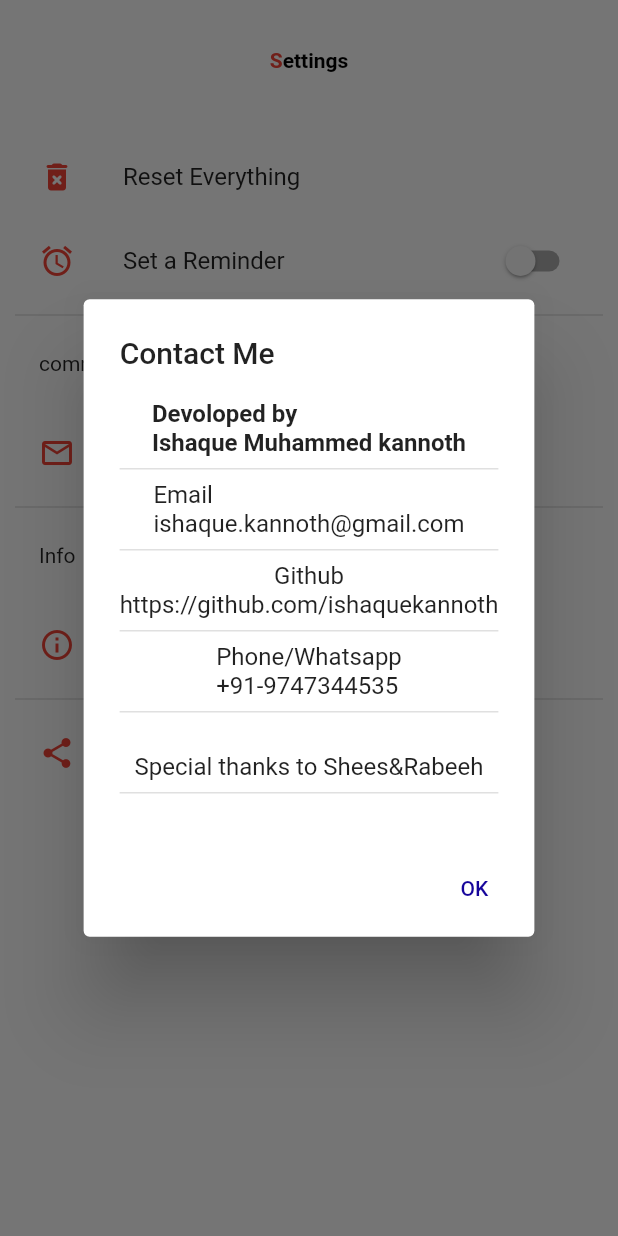
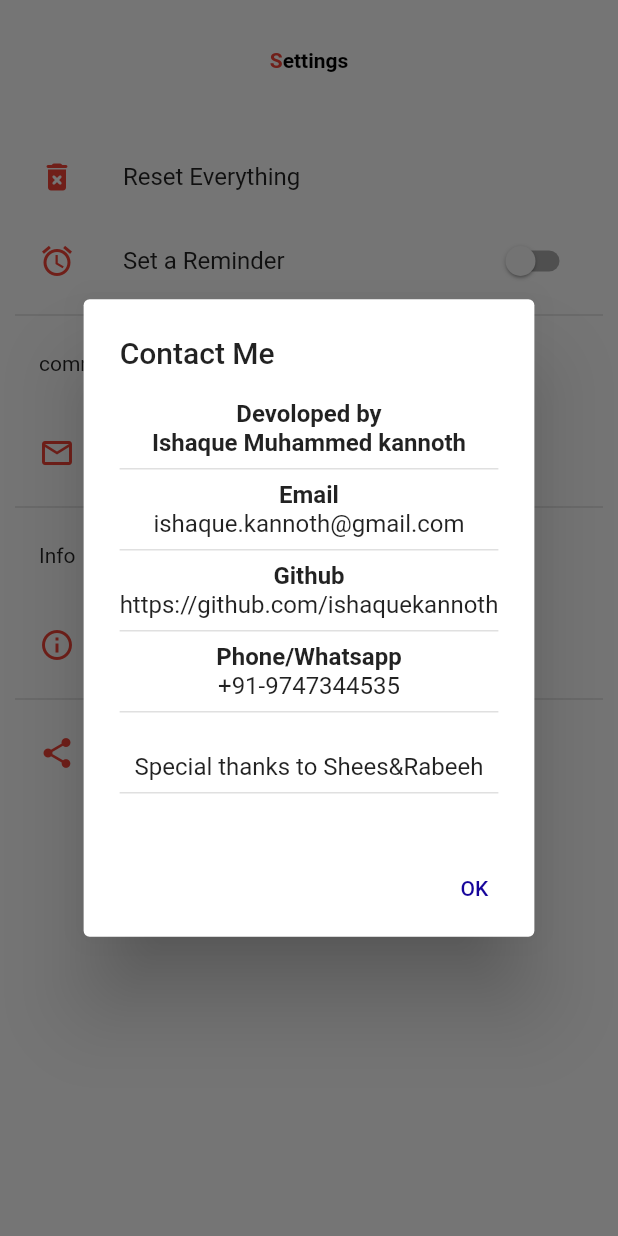
Before and after one commit to ishaquekannoth/moneyManagement, a Flutter app: the SettingsMenu screen opened directly, after a tap on "Contact Me", on a phone screen of 412 x 824 dp. Run offline on Flutter 3.47's test engine with Material 2 defaults, Android fonts, the phone set to English and light mode, and no system bars; our stand-ins replace curved_navigation_bar, fl_chart, flutter_local_notifications, flutter_native_timezone, hive, hive_flutter and 3 more; accounts and stored records are empty.

Commit message:
set limit on input field,adjusted settings page

```diff
--- a/lib/controllers/settings.dart
+++ b/lib/controllers/settings.dart
@@ -1,3 +1,4 @@
+
 import 'package:flutter/material.dart';
 import 'package:flutter_local_notifications/flutter_local_notifications.dart';
 import 'package:intl/intl.dart';
@@ -66,7 +67,6 @@ class _SettingsMenuState extends State<SettingsMenu> {
       setState(() {
         isSwitchOn = false;
       });
-      // SharedPreferences pref = await SharedPreferences.getInstance();
       NotificationApi.pref.setBool('isOn', isSwitchOn);
     }
   }
@@ -190,23 +190,29 @@ class _SettingsMenuState extends State<SettingsMenu> {
                         content: SingleChildScrollView(
                           child: Column(
                             children: const [
+                                Text(
+                                'Devoloped by',
+                                style: TextStyle(fontWeight: FontWeight.bold),
+                              ),
                               Text(
-                                'Devoloped by\nIshaque Muhammed kannoth',
+                                'Ishaque Muhammed kannoth',
                                 style: TextStyle(fontWeight: FontWeight.bold),
                               ),
                               Divider(
                                 thickness: 1,
                               ),
-                              Text('Email\nishaque.kannoth@gmail.com'),
+                               Text('Email',style: TextStyle(fontWeight: FontWeight.bold),),
+                              Text('ishaque.kannoth@gmail.com'),
                               Divider(
                                 thickness: 1,
                               ),
-                              Text('Github'),
+                              Text('Github',style: TextStyle(fontWeight: FontWeight.bold),),
                               Text('https://github.com/ishaquekannoth'),
                               Divider(
                                 thickness: 1,
                               ),
-                              Text('Phone/Whatsapp\n+91-9747344535'),
+                              Text('Phone/Whatsapp',style: TextStyle(fontWeight: FontWeight.bold),),
+                              Text('+91-9747344535'),
                               Divider(
                                 thickness: 1,
                               ),
--- a/lib/editScreen.dart
+++ b/lib/editScreen.dart
@@ -125,12 +125,14 @@ class _EditScreenState extends State<EditScreen> {
               child: TextField(
                 controller: _amount,
                 inputFormatters: [
+                   LengthLimitingTextInputFormatter(10),
                   FilteringTextInputFormatter.allow(RegExp('[0-9.]')),
                 ],
                 keyboardType: TextInputType.number,
                 decoration: const InputDecoration(
                     hintText: 'Put The Amount', border: InputBorder.none),
                 style: const TextStyle(),
+
               ),
             ),
           ],
@@ -155,6 +157,10 @@ class _EditScreenState extends State<EditScreen> {
             Expanded(
               child: TextField(
                 controller: _note,
+                 inputFormatters: [
+                   LengthLimitingTextInputFormatter(10),
+                  FilteringTextInputFormatter.allow(RegExp('[a-zA-Z]')),
+                ],
                 decoration: const InputDecoration(
                     hintText: 'Description', border: InputBorder.none),
                 style: const TextStyle(),
--- a/lib/search.dart
+++ b/lib/search.dart
@@ -297,14 +297,14 @@ import 'package:moneymanager/editScreen.dart';
 
 class SearchScreen extends SearchDelegate<String> {
   @override
-  String get searchFieldLabel => 'Category/Amount/Note/Date to search';
+  String get searchFieldLabel => 'Category/Amount/Note/Date';
 
   @override
   ThemeData appBarTheme(BuildContext context) {
     var superThemeData = super.appBarTheme(context);
     return superThemeData.copyWith(
       textTheme: superThemeData.textTheme.copyWith(
-        headline6: const TextStyle(fontSize: 14),
+        headline6: const TextStyle(fontSize: 12),
       ),
     );
   }
```
Also changed, not shown: lib/addTransactions.dart (+9 -2 lines), 1 other file.
